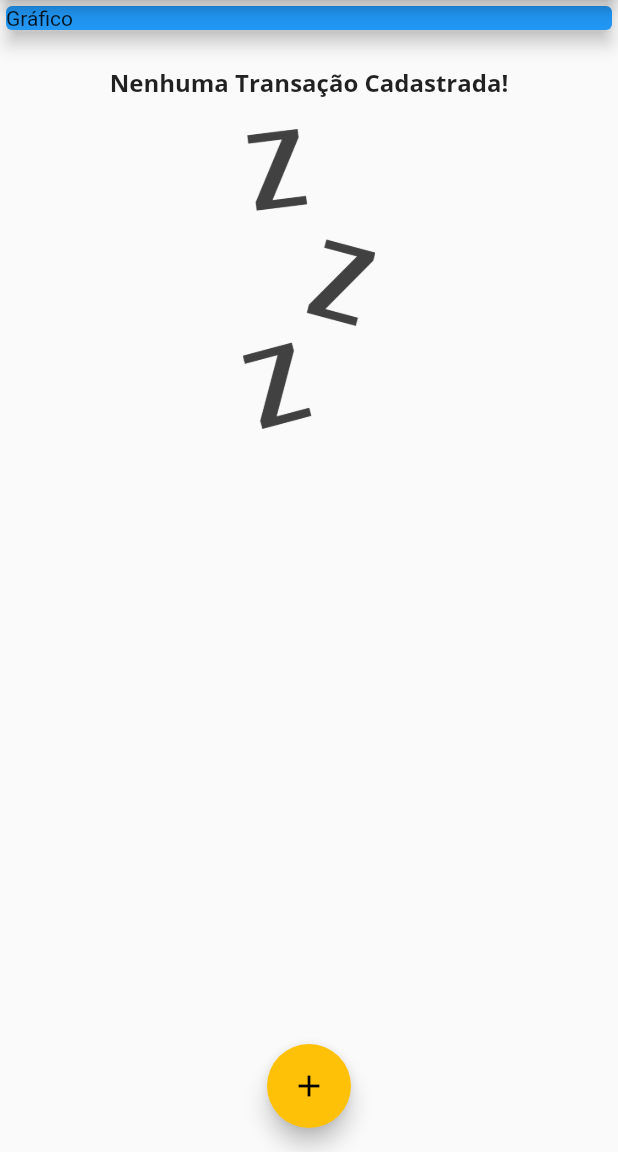
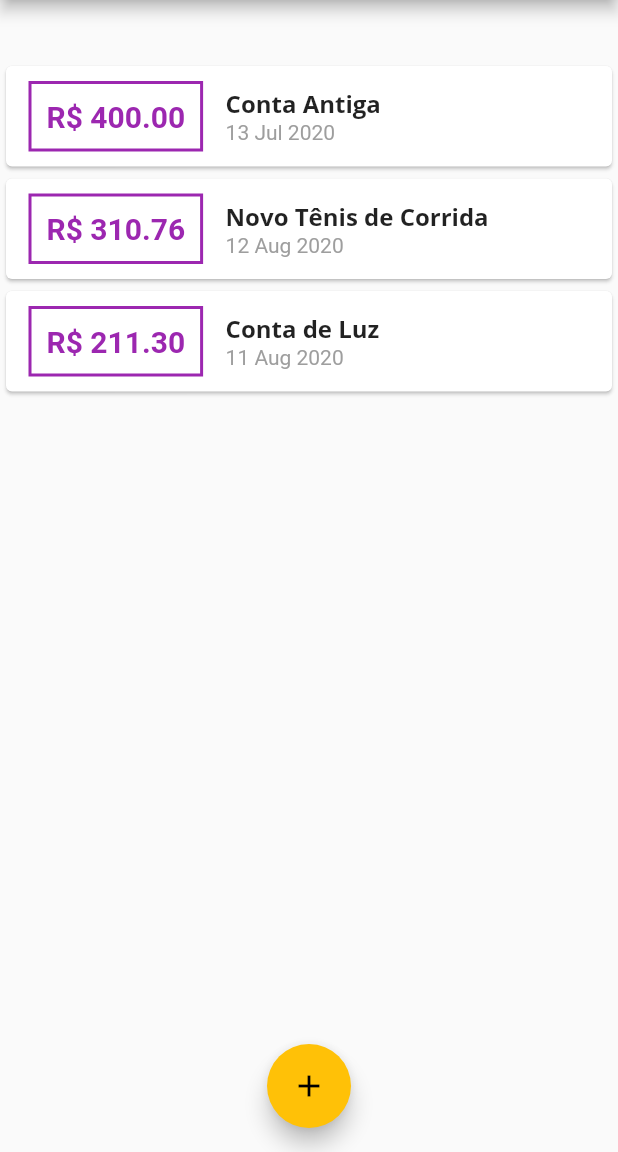
Before and after one commit to marcosdenisalves/expenses, a Flutter app: the screen it shows after launch, on a phone screen of 412 x 824 dp, the part 84-1236 px from its top. Run offline on Flutter 3.47's test engine with Material 2 defaults, Android fonts, the phone set to English and light mode, and no system bars.

Commit message:
Chart Widget #02

```diff
--- a/lib/components/chart.dart
+++ b/lib/components/chart.dart
@@ -37,6 +37,7 @@ class Chart extends StatelessWidget {
 
   @override
   Widget build(BuildContext context) {
+    groupedTransactions;
     return Card(
       elevation: 6,
       margin: EdgeInsets.all(20),
--- a/lib/main.dart
+++ b/lib/main.dart
@@ -2,9 +2,10 @@ import 'package:expenses/components/transaction_form.dart';
 import 'package:flutter/material.dart';
 
 import 'dart:math';
+import 'models/transaction.dart';
 import 'components/transaction_form.dart';
 import 'components/transaction_list.dart';
-import 'models/transaction.dart';
+import 'package:expenses/components/chart.dart';
 
 main() {
   runApp(ExpensesApp());
@@ -47,20 +48,35 @@ class MyHomePage extends StatefulWidget {
 
 class _MyHomePageState extends State<MyHomePage> {
   final List<Transaction> _transactions = [
-/*     Transaction(
+    Transaction(
+      id: 't0',
+      title: 'Conta Antiga',
+      value: 400.00,
+      date: DateTime.now().subtract(Duration(days: 33)),
+    ),
+    Transaction(
       id: 't1',
       title: 'Novo Tênis de Corrida',
       value: 310.76,
-      date: DateTime.now(),
+      date: DateTime.now().subtract(Duration(days: 3)),
     ),
     Transaction(
       id: 't2',
       title: 'Conta de Luz',
       value: 211.30,
-      date: DateTime.now(),
+      date: DateTime.now().subtract(Duration(days: 4)),
     ),
- */
   ];
+
+  List<Transaction> get _recentTransactions {
+    return _transactions.where((tr) {
+      return tr.date.isAfter(
+        DateTime.now().subtract(
+          Duration(days: 7),
+        ),
+      );
+    }).toList();
+  }
 
   _addTransaction(String title, double value) {
     final newTransaction = Transaction(
@@ -101,13 +117,7 @@ class _MyHomePageState extends State<MyHomePage> {
         child: Column(
           crossAxisAlignment: CrossAxisAlignment.stretch,
           children: <Widget>[
-            Container(
-              child: Card(
-                color: Colors.blue,
-                child: Text('Gráfico'),
-                elevation: 5,
-              ),
-            ),
+            Chart(_recentTransactions),
             TransactionList(_transactions),
           ],
         ),
```
